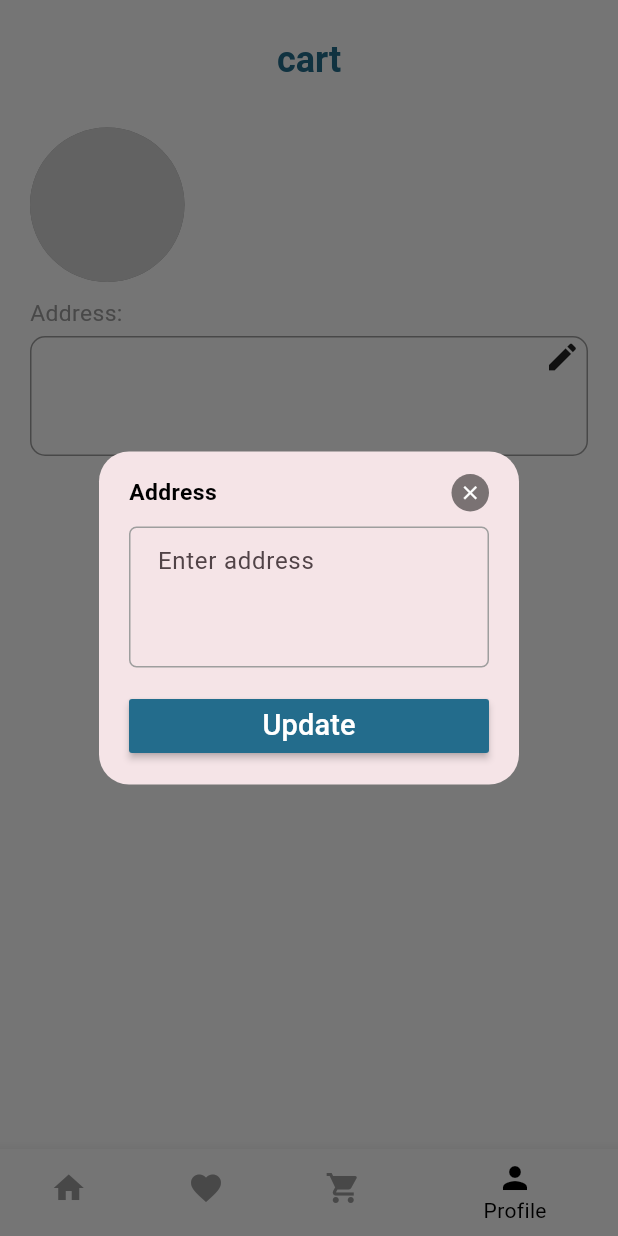
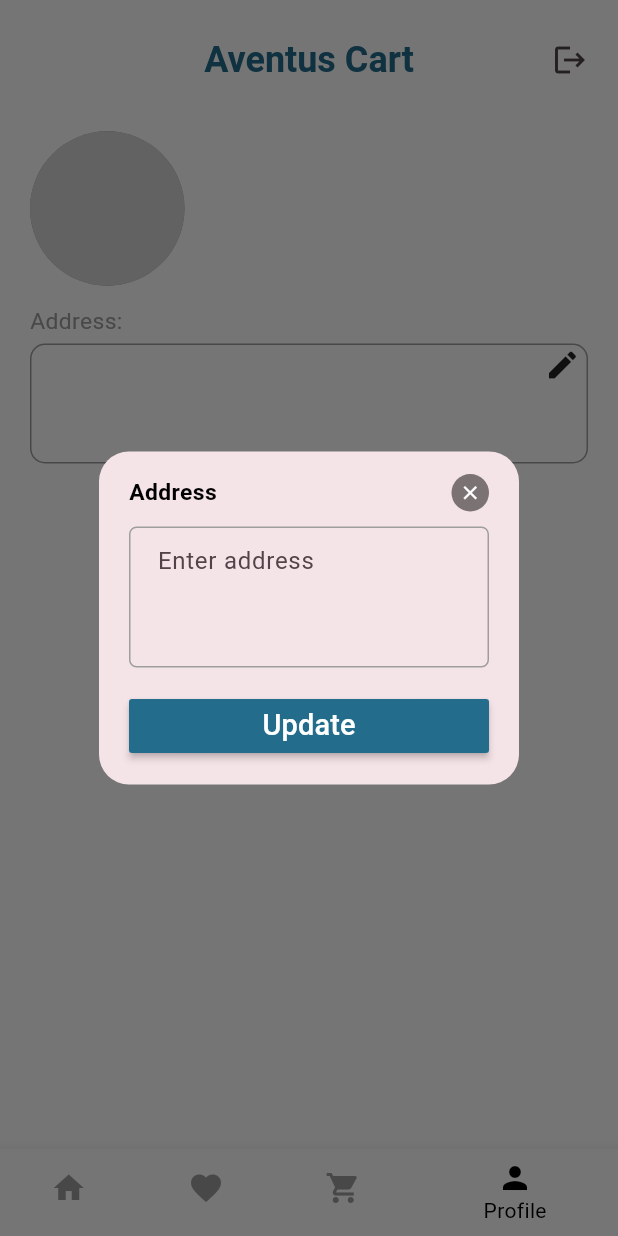
Before and after one commit to Vimalvijayakumar/aventuscart, a Flutter app: the HomeNavigation screen opened directly, item 4 of the bottom bar chosen, after a tap on the "edit" icon, on a phone screen of 412 x 824 dp. Run offline on Flutter 3.47's test engine with Material 3 defaults, Android fonts, the phone set to English and light mode, and no system bars; drawn by our look-alikes of cached_network_image; our stand-ins replace bloc, cloud_firestore, firebase_auth, firebase_core, flutter_bloc, flutter_rating_bar and 4 more; accounts and stored records are empty; network calls fail.

Commit message:
logout function

```diff
--- a/lib/data/repositories/cart_repository.dart
+++ b/lib/data/repositories/cart_repository.dart
@@ -35,6 +35,11 @@ class CartRepository {
       print('Error during Google sign-in: $e');
       return null;
     }
+  }
+
+  Future<void> signOut() async {
+    await googleSignIn.signOut();
+    await authInstance.signOut();
   }
 
   Future<void> addUser(UserModel user) {
--- a/lib/ui/screens/home/home_nav.dart
+++ b/lib/ui/screens/home/home_nav.dart
@@ -1,4 +1,5 @@
 import 'package:cart/data/repositories/cart_repository.dart';
+import 'package:cart/ui/common_widgets/logout_popup_widget.dart';
 import 'package:cart/ui/screens/cart/cart.dart';
 import 'package:cart/ui/screens/cart/cart_cubit.dart';
 import 'package:cart/ui/screens/home/home.dart';
@@ -95,13 +96,27 @@ class _HomeNavigationState extends State<HomeNavigation> {
           scrolledUnderElevation: 0,
           toolbarHeight: 80,
           title: Text(
-            // "Aventus Cart",
-            "cart",
+            "Aventus Cart",
             style: TextStyle(
                 color: Appcolors.primarycolor,
                 fontSize: 24,
                 fontWeight: FontWeight.bold),
           ),
+          actions: [
+            InkWell(
+                onTap: () {
+                  showDialog(
+                    context: context,
+                    builder: (context) {
+                      return LogoutPopUp();
+                    },
+                  );
+                },
+                child: Icon(Icons.logout)),
+            SizedBox(
+              width: 20,
+            )
+          ],
         ),
         body: navigationPages(_selectedIndex),
         bottomNavigationBar: new Theme(
--- a/lib/ui/screens/profile/profile.dart
+++ b/lib/ui/screens/profile/profile.dart
@@ -67,10 +67,13 @@ class ProfileScreen extends StatelessWidget {
                               userdata.name.toString(),
                               softWrap: true,
                               style: TextStyle(
-                                  color: Appcolors.primarycolor,
+                                  color: Appcolors.textColor,
                                   fontWeight: FontWeight.bold,
                                   fontSize: 20.sp),
                             ),
+                          ),
+                          SizedBox(
+                            height: 5,
                           ),
                           userdata.mobileNo == null
                               ? SizedBox()
@@ -85,6 +88,9 @@ class ProfileScreen extends StatelessWidget {
                                         fontSize: 16.sp),
                                   ),
                                 ),
+                          SizedBox(
+                            height: 5,
+                          ),
                           SizedBox(
                             width: 60.w,
                             child: Text(
```
Also changed, not shown: lib/ui/common_widgets/logout_popup_widget.dart (added, +83 -0 lines), lib/ui/screens/login/login.dart (+11 -1 lines).
